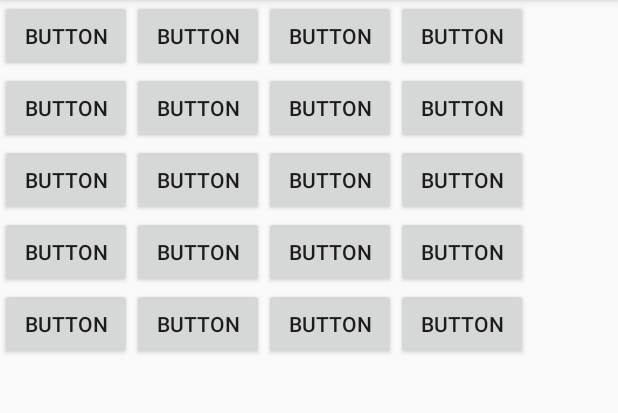
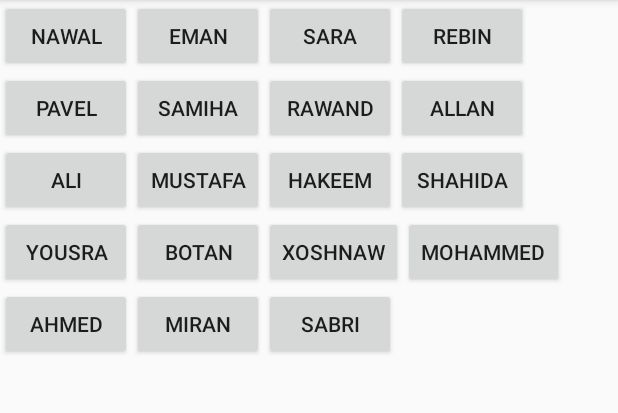
Before and after one commit to X4Rawand4X/ClassAGame, an Android app: the screen it shows after launch (MainActivity), on a phone screen of 412 x 824 dp, the part 84-497 px from its top. Run offline under Robolectric (Android 15) with nearby library versions, the light colour scheme and no system bars.

Commit message:
Added names to every button

```diff
--- a/app/src/main/res/layout/activity_main.xml
+++ b/app/src/main/res/layout/activity_main.xml
@@ -17,7 +17,7 @@
             android:id="@+id/button"
             android:layout_width="wrap_content"
             android:layout_height="wrap_content"
-            android:text="Button"
+            android:text="Nawal"
             tools:layout_editor_absoluteX="1dp"
             tools:layout_editor_absoluteY="2dp" />
 
@@ -25,7 +25,7 @@
             android:id="@+id/button2"
             android:layout_width="wrap_content"
             android:layout_height="wrap_content"
-            android:text="Button"
+            android:text="Eman"
             tools:layout_editor_absoluteX="91dp"
             tools:layout_editor_absoluteY="2dp" />
 
@@ -33,7 +33,7 @@
             android:id="@+id/button3"
             android:layout_width="wrap_content"
             android:layout_height="wrap_content"
-            android:text="Button"
+            android:text="Sara"
             tools:layout_editor_absoluteX="184dp"
             tools:layout_editor_absoluteY="2dp" />
 
@@ -41,7 +41,7 @@
             android:id="@+id/button4"
             android:layout_width="wrap_content"
             android:layout_height="wrap_content"
-            android:text="Button"
+            android:text="Rebin"
             tools:layout_editor_absoluteX="278dp"
             tools:layout_editor_absoluteY="2dp" />
 
@@ -55,7 +55,7 @@
             android:id="@+id/button5"
             android:layout_width="wrap_content"
             android:layout_height="wrap_content"
-            android:text="Button"
+            android:text="Pavel"
             tools:layout_editor_absoluteX="1dp"
             tools:layout_editor_absoluteY="50dp" />
 
@@ -63,7 +63,7 @@
             android:id="@+id/button6"
             android:layout_width="wrap_content"
             android:layout_height="wrap_content"
-            android:text="Button"
+            android:text="Samiha"
             tools:layout_editor_absoluteX="94dp"
             tools:layout_editor_absoluteY="50dp" />
 
@@ -71,7 +71,7 @@
             android:id="@+id/button7"
             android:layout_width="wrap_content"
             android:layout_height="wrap_content"
-            android:text="Button"
+            android:text="Rawand"
             tools:layout_editor_absoluteX="184dp"
             tools:layout_editor_absoluteY="50dp" />
 
@@ -79,7 +79,7 @@
             android:id="@+id/button8"
             android:layout_width="wrap_content"
             android:layout_height="wrap_content"
-            android:text="Button"
+            android:text="Allan"
             tools:layout_editor_absoluteX="278dp"
             tools:layout_editor_absoluteY="50dp" />
 
@@ -93,7 +93,7 @@
             android:id="@+id/button9"
             android:layout_width="wrap_content"
             android:layout_height="wrap_content"
-            android:text="Button"
+            android:text="Ali"
             tools:layout_editor_absoluteX="1dp"
             tools:layout_editor_absoluteY="98dp" />
 
@@ -101,7 +101,7 @@
             android:id="@+id/button10"
             android:layout_width="wrap_content"
             android:layout_height="wrap_content"
-            android:text="Button"
+            android:text="Mustafa"
             tools:layout_editor_absoluteX="91dp"
             tools:layout_editor_absoluteY="98dp" />
 
@@ -109,7 +109,7 @@
             android:id="@+id/button11"
             android:layout_width="wrap_content"
             android:layout_height="wrap_content"
-            android:text="Button"
+            android:text="Hakeem"
             tools:layout_editor_absoluteX="179dp"
             tools:layout_editor_absoluteY="105dp" />
 
@@ -117,7 +117,7 @@
             android:id="@+id/button12"
             android:layout_width="wrap_content"
             android:layout_height="wrap_content"
-            android:text="Button"
+            android:text="Shahida"
             tools:layout_editor_absoluteX="278dp"
             tools:layout_editor_absoluteY="105dp" />
 
@@ -131,7 +131,7 @@
             android:id="@+id/button13"
             android:layout_width="wrap_content"
             android:layout_height="wrap_content"
-            android:text="Button"
+            android:text="Yousra"
             tools:layout_editor_absoluteX="1dp"
             tools:layout_editor_absoluteY="153dp" />
 
@@ -139,7 +139,7 @@
             android:id="@+id/button14"
             android:layout_width="wrap_content"
             android:layout_height="wrap_content"
-            android:text="Button"
+            android:text="Botan"
             tools:layout_editor_absoluteX="89dp"
             tools:layout_editor_absoluteY="153dp" />
 
@@ -147,7 +147,7 @@
             android:id="@+id/button15"
             android:layout_width="wrap_content"
             android:layout_height="wrap_content"
-            android:text="Button"
+            android:text="Xoshnaw"
             tools:layout_editor_absoluteX="179dp"
             tools:layout_editor_absoluteY="153dp" />
 
@@ -155,7 +155,7 @@
             android:id="@+id/button16"
             android:layout_width="wrap_content"
             android:layout_height="wrap_content"
-            android:text="Button"
+            android:text="Mohammed"
             tools:layout_editor_absoluteX="280dp"
             tools:layout_editor_absoluteY="153dp" />
 
@@ -169,7 +169,7 @@
             android:id="@+id/button17"
             android:layout_width="wrap_content"
             android:layout_height="wrap_content"
-            android:text="Button"
+            android:text="Ahmed"
             tools:layout_editor_absoluteX="1dp"
             tools:layout_editor_absoluteY="201dp" />
 
@@ -177,7 +177,7 @@
             android:id="@+id/button18"
             android:layout_width="wrap_content"
             android:layout_height="wrap_content"
-            android:text="Button"
+            android:text="Miran"
             tools:layout_editor_absoluteX="89dp"
             tools:layout_editor_absoluteY="209dp" />
 
@@ -185,16 +185,9 @@
             android:id="@+id/button19"
             android:layout_width="wrap_content"
             android:layout_height="wrap_content"
-            android:text="Button"
-            tools:layout_editor_absoluteX="179dp"
-            tools:layout_editor_absoluteY="201dp" />
+            android:text="Sabri"
+            tools:layout_editor_absoluteX="89dp"
+            tools:layout_editor_absoluteY="209dp" />
 
-        <Button
-            android:id="@+id/button20"
-            android:layout_width="wrap_content"
-            android:layout_height="wrap_content"
-            android:text="Button"
-            tools:layout_editor_absoluteX="280dp"
-            tools:layout_editor_absoluteY="201dp" />
     </LinearLayout>
 </LinearLayout>
```
